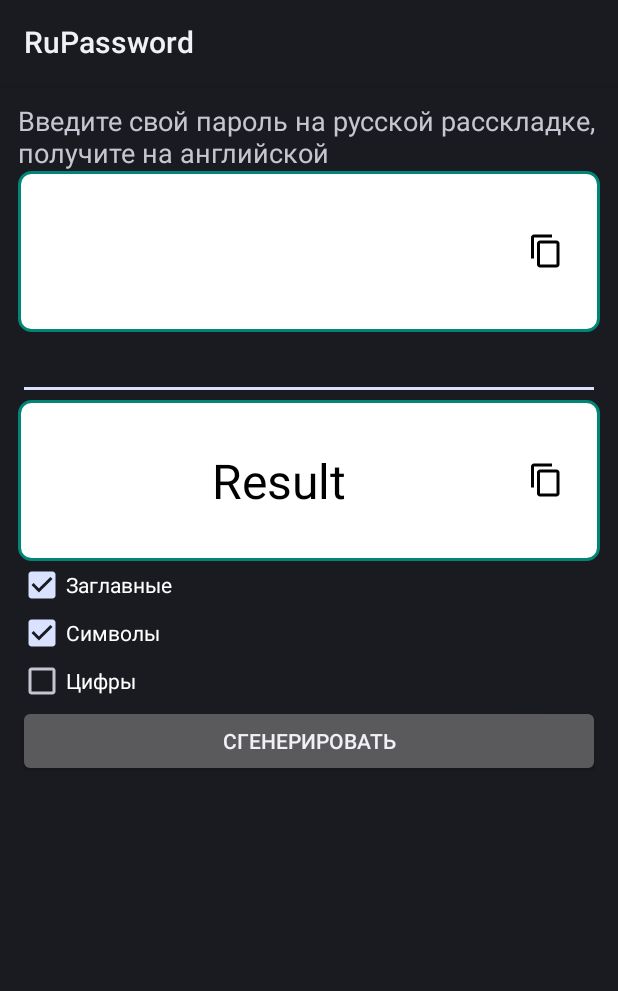
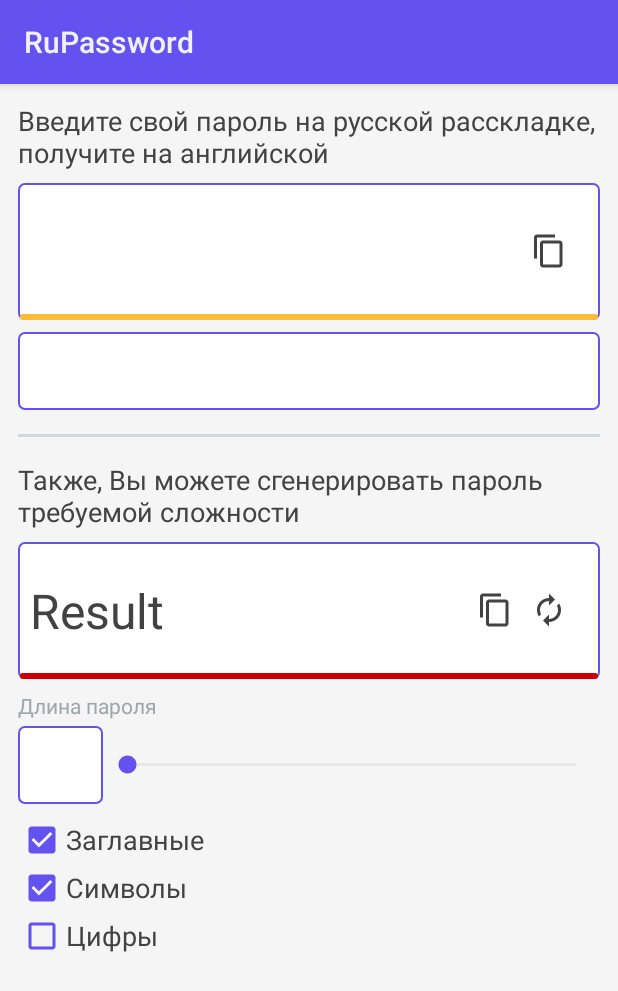
Before and after one commit to kkgosu/Password-Helper, an Android app: the screen it shows after launch (MainActivity), on a phone screen of 412 x 824 dp. Shown: the top 991 px of the screen. Run offline under Robolectric (Android 15) with nearby library versions, the phone set to English and light mode, and no system bars.

Commit message:
changed main layout

```diff
--- a/app/src/main/java/com/sber/rupassword/MainActivity.java
+++ b/app/src/main/java/com/sber/rupassword/MainActivity.java
@@ -10,6 +10,7 @@ import android.text.TextWatcher;
 import android.view.View;
 import android.widget.EditText;
 import android.widget.ImageButton;
+import android.widget.ImageView;
 import android.widget.TextView;
 import android.widget.Toast;
 
@@ -18,7 +19,7 @@ public class MainActivity extends Activity {
     private EditText mPasswordInput;
     private TextView mResultText;
     private ImageButton mCopyButton;
-
+    private ImageView mComplexityImage;
 
     private String[] mRussians;
     private String[] mLatins;
@@ -32,6 +33,11 @@ public class MainActivity extends Activity {
         mPasswordInput = findViewById(R.id.password_input);
         mResultText = findViewById(R.id.text_result);
         mCopyButton = findViewById(R.id.copy_password_button);
+        mComplexityImage = findViewById(R.id.complexity_input);
+
+        for (int i = 0; i < 75; i++) {
+            mComplexityImage.getDrawable().setLevel(i);
+        }
 
         mRussians = getResources().getStringArray(R.array.russians);
         mLatins = getResources().getStringArray(R.array.latins);
--- a/app/src/main/res/drawable/clip_drawable.xml
+++ b/app/src/main/res/drawable/clip_drawable.xml
@@ -1,25 +1,35 @@
 <?xml version="1.0" encoding="utf-8"?>
-<clip xmlns:android="http://schemas.android.com/apk/res/android">
-    <level-list>
-        <item android:minLevel="0" android:maxLevel="24" >
-            <shape android:shape="rectangle" >
-                <solid android:color="@android:color/holo_red_dark"/>
+<level-list xmlns:android="http://schemas.android.com/apk/res/android">
+    <item
+        android:maxLevel="24"
+        android:minLevel="0">
+        <shape android:shape="rectangle">
+            <corners android:radius="4dp" />
+            <solid android:color="@android:color/holo_red_dark" />
         </shape>
     </item>
-        <item android:minLevel="25" android:maxLevel="49" >
-            <shape android:shape="rectangle" >
+    <item
+        android:maxLevel="49"
+        android:minLevel="25">
+        <shape android:shape="rectangle">
+            <corners android:radius="4dp" />
             <solid android:color="@android:color/holo_orange_dark" />
         </shape>
     </item>
-        <item android:minLevel="50" android:maxLevel="74" >
-            <shape android:shape="rectangle" >
+    <item
+        android:maxLevel="74"
+        android:minLevel="50">
+        <shape android:shape="rectangle">
+            <corners android:radius="4dp" />
             <solid android:color="@android:color/holo_orange_light" />
         </shape>
     </item>
-        <item android:minLevel="75" android:maxLevel="100" >
-            <shape android:shape="rectangle" >
+    <item
+        android:maxLevel="100"
+        android:minLevel="75">
+        <shape android:shape="rectangle">
+            <corners android:radius="4dp" />
             <solid android:color="@android:color/holo_green_light" />
         </shape>
     </item>
 </level-list>
-</clip>
--- /dev/null
+++ b/app/src/main/res/drawable/ic_refresh_black_24dp.xml
@@ -0,0 +1,9 @@
+<vector xmlns:android="http://schemas.android.com/apk/res/android"
+        android:width="24dp"
+        android:height="24dp"
+        android:viewportWidth="24.0"
+        android:viewportHeight="24.0">
+    <path
+        android:fillColor="#FF000000"
+        android:pathData="M12,6v3l4,-4 -4,-4v3c-4.42,0 -8,3.58 -8,8 0,1.57 0.46,3.03 1.24,4.26L6.7,14.8c-0.45,-0.83 -0.7,-1.79 -0.7,-2.8 0,-3.31 2.69,-6 6,-6zM18.76,7.74L17.3,9.2c0.44,0.84 0.7,1.79 0.7,2.8 0,3.31 -2.69,6 -6,6v-3l-4,4 4,4v-3c4.42,0 8,-3.58 8,-8 0,-1.57 -0.46,-3.03 -1.24,-4.26z"/>
+</vector>
--- /dev/null
+++ b/app/src/main/res/drawable/input_bg.xml
@@ -0,0 +1,9 @@
+<?xml version="1.0" encoding="utf-8"?>
+<shape xmlns:android="http://schemas.android.com/apk/res/android"
+    android:shape="rectangle">
+    <stroke
+        android:width="1dp"
+        android:color="@color/material_blue" />
+    <solid android:color="#fff" />
+    <corners android:radius="4dp" />
+</shape>
--- a/app/src/main/res/drawable/white_rounded_bg.xml
+++ /dev/null
@@ -1,11 +0,0 @@
-<?xml version="1.0" encoding="utf-8"?>
-<shape xmlns:android="http://schemas.android.com/apk/res/android"
-    android:shape="rectangle">
-    <corners android:radius="8dp" />
-    <solid android:color="#FFF" />
-    <stroke
-        android:width="2dp"
-        android:color="@color/colorPrimary" />
-    <padding android:bottom="16dp" android:left="16dp" android:right="16dp" android:top="16dp"/>
-
-</shape>
--- a/app/src/main/res/layout/activity_main.xml
+++ b/app/src/main/res/layout/activity_main.xml
@@ -1,53 +1,74 @@
 <?xml version="1.0" encoding="utf-8"?>
-<LinearLayout xmlns:android="http://schemas.android.com/apk/res/android"
+<ScrollView xmlns:android="http://schemas.android.com/apk/res/android"
     xmlns:tools="http://schemas.android.com/tools"
     android:layout_width="match_parent"
     android:layout_height="match_parent"
-    android:orientation="vertical"
-    android:padding="@dimen/activity_padding"
+    android:background="@color/grey_100"
     tools:context=".MainActivity">
-
-    <TextView
-        android:layout_width="match_parent"
-        android:layout_height="wrap_content"
-        android:text="@string/enter_password"
-        android:textAppearance="@android:style/TextAppearance.Material.Medium" />
 
     <LinearLayout
         android:layout_width="match_parent"
         android:layout_height="wrap_content"
-        android:background="@drawable/white_rounded_bg"
-        android:gravity="center_vertical"
-        android:orientation="horizontal">
+        android:orientation="vertical"
+        android:padding="@dimen/activity_padding">
+
+        <TextView
+            style="@style/HeadTextView"
+            android:text="@string/enter_password" />
+
+        <RelativeLayout
+            android:layout_width="match_parent"
+            android:layout_height="wrap_content"
+            android:layout_marginTop="8dp"
+            android:background="@drawable/input_bg"
+            android:paddingTop="16dp">
 
             <TextView
                 android:id="@+id/text_result"
                 style="@style/ResultTextView"
+                android:layout_alignParentStart="true"
+                android:layout_centerVertical="true"
                 android:layout_marginTop="@dimen/result_margin"
                 android:layout_marginBottom="@dimen/result_margin"
-            android:layout_weight="1"
-            tools:text="Result" />
-
+                android:layout_toStartOf="@id/copy_password_button" />
 
             <ImageButton
                 android:id="@+id/copy_password_button"
-            android:layout_width="wrap_content"
-            android:layout_height="wrap_content"
-            android:background="@android:color/transparent"
-            android:padding="@dimen/copy_button_padding"
+                style="@style/ImageButton"
+                android:layout_alignParentEnd="true"
+                android:layout_marginEnd="16dp"
                 android:src="@drawable/ic_content_copy_black_24dp" />
-    </LinearLayout>
+
+            <ImageView
+                android:id="@+id/complexity_input"
+                style="@style/ComplexityView" />
+        </RelativeLayout>
 
         <EditText
             android:id="@+id/password_input"
+            style="@style/Input"
             android:layout_width="match_parent"
-        android:layout_height="wrap_content"
+            android:layout_marginTop="8dp"
+            android:hint="@string/password_ru"
             android:inputType="text" />
+
+        <View
+            android:layout_width="match_parent"
+            android:layout_height="2dp"
+            android:layout_marginTop="16dp"
+            android:layout_marginBottom="16dp"
+            android:background="@color/blue_grey_100" />
+
+        <TextView
+            style="@style/HeadTextView"
+            android:layout_marginBottom="8dp"
+            android:text="@string/u_can_generate_new_password" />
 
         <RelativeLayout
             android:layout_width="match_parent"
             android:layout_height="wrap_content"
-        android:background="@drawable/white_rounded_bg">
+            android:background="@drawable/input_bg"
+            android:paddingTop="16dp">
 
             <TextView
                 android:id="@+id/text_result_generated"
@@ -56,43 +77,82 @@
                 android:layout_centerVertical="true"
                 android:layout_marginTop="@dimen/result_margin"
                 android:layout_marginBottom="@dimen/result_margin"
-            android:layout_toLeftOf="@id/copy_password_generated_button"
+                android:layout_toStartOf="@id/copy_password_generated_button"
                 android:text="Result" />
 
             <ImageButton
                 android:id="@+id/copy_password_generated_button"
+                style="@style/ImageButton"
+                android:layout_toStartOf="@id/regenerate_password_button"
+                android:src="@drawable/ic_content_copy_black_24dp" />
+
+            <ImageButton
+                android:id="@+id/regenerate_password_button"
+                style="@style/ImageButton"
+                android:layout_alignParentEnd="true"
+                android:layout_marginEnd="16dp"
+                android:src="@drawable/ic_refresh_black_24dp" />
+
+            <ImageView
+                android:id="@+id/complexity_generated"
+                style="@style/ComplexityView" />
+        </RelativeLayout>
+
+        <TextView
             android:layout_width="wrap_content"
             android:layout_height="wrap_content"
-            android:layout_alignParentEnd="true"
-            android:layout_centerVertical="true"
-            android:background="@android:color/transparent"
-            android:padding="@dimen/copy_button_padding"
-            android:src="@drawable/ic_content_copy_black_24dp" />
-    </RelativeLayout>
+            android:layout_marginTop="8dp"
+            android:layout_marginBottom="4dp"
+            android:text="@string/password_length"
+            android:textAppearance="@android:style/TextAppearance.Material"
+            android:textColor="@color/blue_grey_500" />
+
+        <LinearLayout
+            android:layout_width="match_parent"
+            android:layout_height="wrap_content"
+            android:gravity="center_vertical"
+            android:orientation="horizontal">
+
+            <EditText
+                android:id="@+id/password_length"
+                style="@style/Input"
+                android:layout_width="0dp"
+                android:layout_weight="1"
+                android:gravity="center"
+                android:inputType="number"
+                android:maxLength="2" />
+
+            <SeekBar
+                android:id="@+id/seekbar"
+                android:layout_width="wrap_content"
+                android:layout_height="wrap_content"
+                android:layout_weight="5"
+                android:max="16"
+                android:progressTint="@color/material_blue"
+                android:thumbTint="@color/material_blue" />
+        </LinearLayout>
 
         <CheckBox
             android:id="@+id/check_caps"
-        android:layout_width="match_parent"
-        android:layout_height="wrap_content"
-        android:text="Заглавные"
-        android:checked="true" />
+            style="@style/HeadTextView"
+            android:layout_marginTop="8dp"
+            android:buttonTint="@color/material_blue"
+            android:checked="true"
+            android:text="@string/upper_case" />
+
         <CheckBox
             android:id="@+id/check_symbols"
-        android:layout_width="match_parent"
-        android:layout_height="wrap_content"
-        android:text="Символы"
-        android:checked="true" />
+            style="@style/HeadTextView"
+            android:buttonTint="@color/material_blue"
+            android:checked="true"
+            android:text="@string/symbols" />
+
         <CheckBox
             android:id="@+id/check_numbers"
-        android:layout_width="match_parent"
-        android:layout_height="wrap_content"
-        android:text="Цифры"
-        android:checked="false" />
-
-    <Button
-        android:id="@+id/generate_button"
-        android:layout_width="match_parent"
-        android:layout_height="wrap_content"
-        android:text="Сгенерировать" />
+            style="@style/HeadTextView"
+            android:buttonTint="@color/material_blue"
+            android:checked="false"
+            android:text="@string/numbers" />
 
     </LinearLayout>
+</ScrollView>
--- a/app/src/main/res/values/colors.xml
+++ b/app/src/main/res/values/colors.xml
@@ -1,6 +1,15 @@
 <?xml version="1.0" encoding="utf-8"?>
 <resources>
-    <color name="colorPrimary">#008577</color>
-    <color name="colorPrimaryDark">#00574B</color>
+    <color name="blue_grey_100">#cfd8dc</color>
+    <color name="blue_grey_500">#9ea7aa</color>
+    <color name="grey_100">#f5f5f5</color>
+    <color name="grey_800">#424242</color>
+
+    <color name="colorPrimary">@color/material_blue</color>
+    <color name="colorPrimaryDark">@color/material_blue</color>
     <color name="colorAccent">#D81B60</color>
+    <color name="material_blue">#6452f0</color>
+    <color name="material_blue_light">#d5d0fb</color>
+    <color name="grey_10">#e6e6e6</color>
+    <color name="white">#FFFFFF</color>
 </resources>
--- a/app/src/main/res/values/dimens.xml
+++ b/app/src/main/res/values/dimens.xml
@@ -2,5 +2,5 @@
 <resources>
     <dimen name="activity_padding">12dp</dimen>
     <dimen name="result_margin">16dp</dimen>
-    <dimen name="copy_button_padding">8dp</dimen>
+    <dimen name="copy_button_padding">4dp</dimen>
 </resources>
--- a/app/src/main/res/values/strings.xml
+++ b/app/src/main/res/values/strings.xml
@@ -3,6 +3,12 @@
     <string name="enter_password">Введите свой пароль на русской расскладке, получите на английской</string>
     <string name="password">Пароль</string>
     <string name="toast_text_copied">Текст скопирован</string>
+    <string name="u_can_generate_new_password">Также, Вы можете сгенерировать пароль требуемой сложности</string>
+    <string name="password_ru">Пароль на русском</string>
+    <string name="password_length">Длина пароля</string>
+    <string name="upper_case">Заглавные</string>
+    <string name="symbols">Символы</string>
+    <string name="numbers">Цифры</string>
 
     <plurals name="symbols_count">
         <item quantity="one">%1$d символ</item>
--- a/app/src/main/res/values/styles.xml
+++ b/app/src/main/res/values/styles.xml
@@ -1,17 +1,57 @@
 <resources>
 
     <!-- Base application theme. -->
-    <style name="AppTheme"></style>
+    <style name="AppTheme">
+        <item name="android:colorPrimary">@color/colorPrimary</item>
+        <item name="android:colorPrimaryDark">@color/colorPrimaryDark</item>
+        <item name="android:colorAccent">@color/colorAccent</item>
+    </style>
 
     <style name="ResultTextAppearance">
+        <item name="android:textColor">@color/grey_800</item>
         <item name="android:textSize">32sp</item>
+        <item name="android:fontFamily">sans-serif</item>
     </style>
 
     <style name="ResultTextView">
-        <item name="android:gravity">center</item>
+        <item name="android:gravity">center_vertical</item>
+        <item name="android:layout_marginStart">8dp</item>
         <item name="android:layout_width">match_parent</item>
         <item name="android:layout_height">wrap_content</item>
         <item name="android:textAppearance">@style/ResultTextAppearance</item>
     </style>
 
+    <style name="ComplexityView">
+        <item name="android:layout_width">match_parent</item>
+        <item name="android:layout_height">4dp</item>
+        <item name="android:layout_marginStart">1dp</item>
+        <item name="android:layout_marginEnd">1dp</item>
+        <item name="android:layout_alignParentBottom">true</item>
+        <item name="android:src">@drawable/clip_drawable</item>
+    </style>
+
+    <style name="Input">
+        <item name="android:layout_height">52dp</item>
+        <item name="android:background">@drawable/input_bg</item>
+        <item name="android:imeOptions">flagNoExtractUi</item>
+        <item name="android:padding">8dp</item>
+        <item name="android:textAppearance">@android:style/TextAppearance.Material.Medium</item>
+    </style>
+
+    <style name="HeadTextView">
+        <item name="android:layout_width">match_parent</item>
+        <item name="android:layout_height">wrap_content</item>
+        <item name="android:textAppearance">@android:style/TextAppearance.Material.Medium</item>
+        <item name="android:textColor">@color/grey_800</item>
+    </style>
+
+    <style name="ImageButton">
+        <item name="android:layout_width">36dp</item>
+        <item name="android:layout_height">36dp</item>
+        <item name="android:layout_centerVertical">true</item>
+        <item name="android:tint">@color/grey_800</item>
+        <item name="android:background">@android:color/transparent</item>
+        <item name="android:padding">@dimen/copy_button_padding</item>
+    </style>
+
 </resources>
```
Lines whose indentation alone changed are shown as unchanged.
